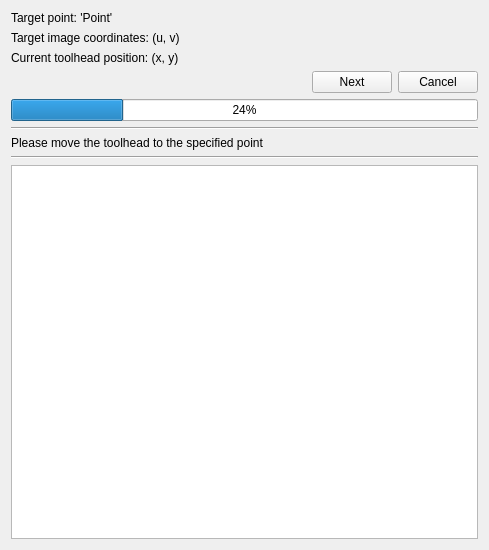
This is software/Magic Table/CalibrationWizard.ui in bqlabs/magic-table as Qt 5 draws it before an edit. The edited form follows.
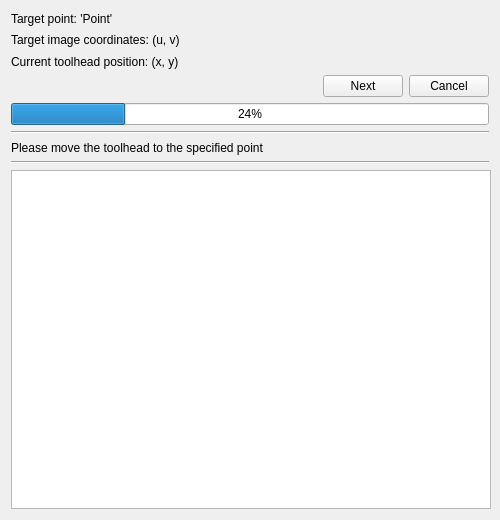
This is the edited form.

Commit message: Finish Calibration GUI

Diff of the .ui file:
```diff
--- a/software/Magic Table/CalibrationWizard.ui
+++ b/software/Magic Table/CalibrationWizard.ui
@@ -6,10 +6,22 @@
    <rect>
     <x>0</x>
     <y>0</y>
-    <width>489</width>
-    <height>550</height>
+    <width>500</width>
+    <height>520</height>
    </rect>
   </property>
+  <property name="sizePolicy">
+   <sizepolicy hsizetype="Minimum" vsizetype="Minimum">
+    <horstretch>0</horstretch>
+    <verstretch>0</verstretch>
+   </sizepolicy>
+  </property>
+  <property name="minimumSize">
+   <size>
+    <width>500</width>
+    <height>520</height>
+   </size>
+  </property>
   <property name="windowTitle">
    <string>Form</string>
   </property>
@@ -100,7 +112,38 @@
     </widget>
    </item>
    <item>
-    <widget class="QGraphicsView" name="graphicsView"/>
+    <widget class="QGraphicsView" name="graphicsView">
+     <property name="enabled">
+      <bool>true</bool>
+     </property>
+     <property name="sizePolicy">
+      <sizepolicy hsizetype="Fixed" vsizetype="Fixed">
+       <horstretch>0</horstretch>
+       <verstretch>0</verstretch>
+      </sizepolicy>
+     </property>
+     <property name="minimumSize">
+      <size>
+       <width>480</width>
+       <height>339</height>
+      </size>
+     </property>
+     <property name="maximumSize">
+      <size>
+       <width>480</width>
+       <height>339</height>
+      </size>
+     </property>
+     <property name="verticalScrollBarPolicy">
+      <enum>Qt::ScrollBarAlwaysOff</enum>
+     </property>
+     <property name="horizontalScrollBarPolicy">
+      <enum>Qt::ScrollBarAlwaysOff</enum>
+     </property>
+     <property name="interactive">
+      <bool>false</bool>
+     </property>
+    </widget>
    </item>
   </layout>
  </widget>
```
The commit also changes 7 other files.
